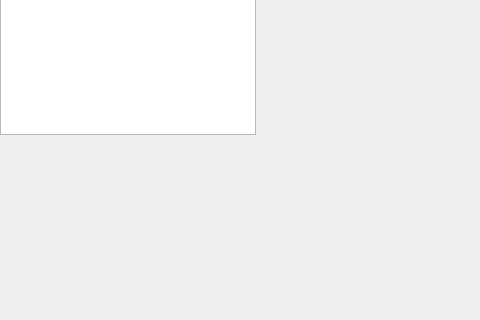
Qt form imago.ui (Devesh99/Imago) before a commit; both pictures show x 0 to 480 and y 213 to 533 of the 880 by 533 pixel window.
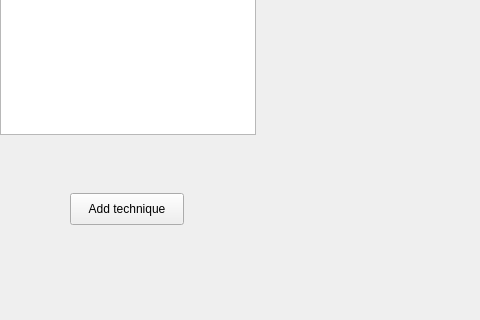
The same form after that commit.

Patch:
```diff
--- a/imago.ui
+++ b/imago.ui
@@ -86,6 +86,19 @@
      </rect>
     </property>
    </widget>
+   <widget class="QPushButton" name="AddTechnique">
+    <property name="geometry">
+     <rect>
+      <x>70</x>
+      <y>370</y>
+      <width>114</width>
+      <height>32</height>
+     </rect>
+    </property>
+    <property name="text">
+     <string>Add technique</string>
+    </property>
+   </widget>
   </widget>
   <widget class="QMenuBar" name="menuBar">
    <property name="geometry">
```
